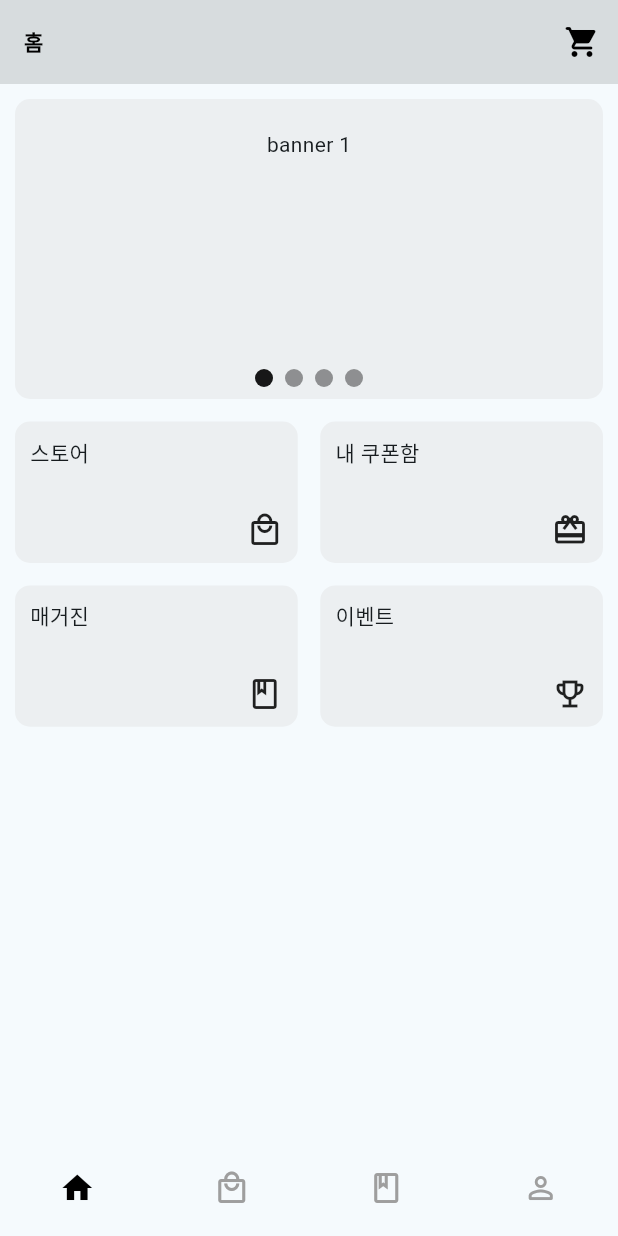
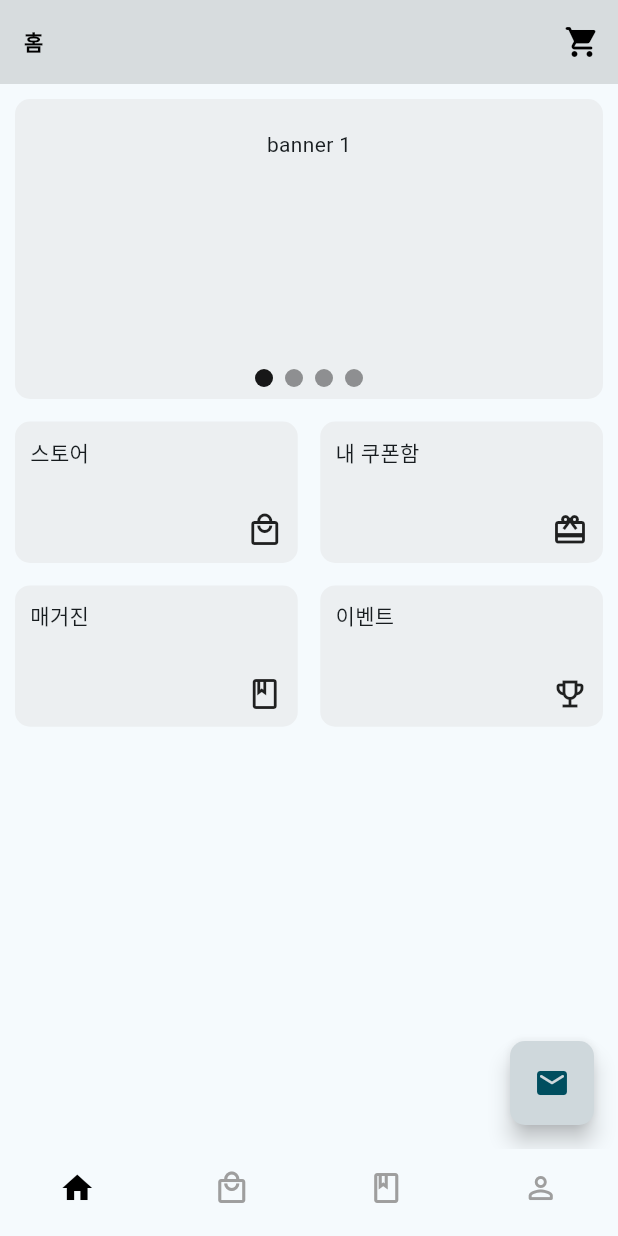
Before and after one commit to androidsdreamofelectricsheep/sakak, a Flutter app: the screen it shows after launch, on a phone screen of 412 x 824 dp. Run offline on Flutter 3.47's test engine with Material 3 defaults, Android fonts, the phone set to English and light mode, and no system bars; drawn by our look-alikes of carousel_slider; our stand-ins replace go_router.

Commit message:
플로팅 버튼

```diff
--- a/lib/views/layout/base_layout.dart
+++ b/lib/views/layout/base_layout.dart
@@ -1,15 +1,19 @@
 import 'package:flutter/material.dart';
+import 'package:sakak/core/utils/email_contact.dart';
+import 'package:sakak/views/widgets/floating_action_button_widget.dart';
 
 class BaseLayout extends StatelessWidget {
   final Widget child;
   final String appBarTitle;
   final bool isAppbarIconNeeded;
+  final bool showFloatingActionButton;
 
   const BaseLayout(
       {super.key,
       required this.appBarTitle,
       required this.child,
-      required this.isAppbarIconNeeded});
+      required this.isAppbarIconNeeded,
+      required this.showFloatingActionButton});
 
   @override
   Widget build(BuildContext context) {
@@ -29,6 +33,18 @@ class BaseLayout extends StatelessWidget {
           padding: const EdgeInsets.all(10.0),
           child: child,
         ),
-        ));
+      ),
+      floatingActionButton: renderFloatingButton(),
+    );
+  }
+
+  renderFloatingButton() {
+    return showFloatingActionButton
+        ? FloatingActionButtonWidget(
+            onPressed: () {
+              emailContact();
+            },
+          )
+        : null;
   }
 }
--- a/lib/views/screens/home_screen.dart
+++ b/lib/views/screens/home_screen.dart
@@ -13,6 +13,7 @@ class HomeScreen extends StatelessWidget {
   @override
   Widget build(BuildContext context) {
     return BaseLayout(
+        showFloatingActionButton: true,
         appBarTitle: '홈',
         isAppbarIconNeeded: true,
         child: Column(
--- a/lib/views/screens/magazine_screen.dart
+++ b/lib/views/screens/magazine_screen.dart
@@ -10,6 +10,7 @@ class MagazineScreen extends StatelessWidget {
   @override
   Widget build(BuildContext context) {
     return const BaseLayout(
+        showFloatingActionButton: false,
         appBarTitle: '매거진',
         isAppbarIconNeeded: false,
         child: Center(
--- a/lib/views/screens/my_page_screen.dart
+++ b/lib/views/screens/my_page_screen.dart
@@ -10,6 +10,7 @@ class MyPageScreen extends StatelessWidget {
   @override
   Widget build(BuildContext context) {
     return const BaseLayout(
+        showFloatingActionButton: false,
         appBarTitle: '마이페이지',
         isAppbarIconNeeded: true,
         child: Center(
--- a/lib/views/screens/store_screen.dart
+++ b/lib/views/screens/store_screen.dart
@@ -10,6 +10,7 @@ class StoreScreen extends StatelessWidget {
   @override
   Widget build(BuildContext context) {
     return const BaseLayout(
+        showFloatingActionButton: false,
         appBarTitle: '스토어',
         isAppbarIconNeeded: true,
         child: Center(
--- /dev/null
+++ b/lib/views/widgets/floating_action_button_widget.dart
@@ -0,0 +1,16 @@
+import 'package:flutter/material.dart';
+
+class FloatingActionButtonWidget extends StatelessWidget {
+  final void Function() onPressed;
+
+  const FloatingActionButtonWidget({super.key, required this.onPressed});
+
+  @override
+  Widget build(BuildContext context) {
+    return FloatingActionButton(
+        onPressed: onPressed,
+        shape: RoundedRectangleBorder(borderRadius: BorderRadius.circular(10)),
+        backgroundColor: Colors.blueGrey.shade100,
+        child: const Icon(Icons.email_rounded));
+  }
+}
--- a/pubspec.yaml
+++ b/pubspec.yaml
@@ -37,6 +37,7 @@ dependencies:
   cupertino_icons: ^1.0.6
   carousel_slider: ^4.2.1
   go_router: ^14.1.0
+  url_launcher: ^6.2.6
 
 dev_dependencies:
   flutter_test:
```
Also changed, not shown: lib/core/utils/email_contact.dart (added, +13 -0 lines), pubspec.lock, 11 other files. Lines whose indentation alone changed are shown as unchanged.
